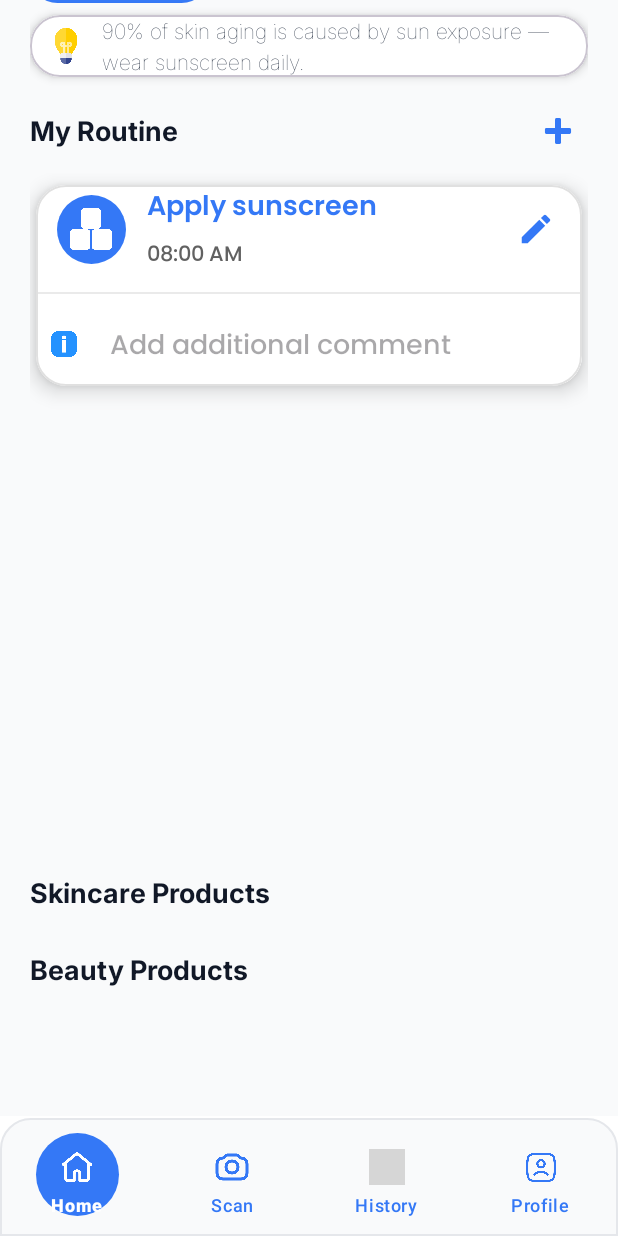
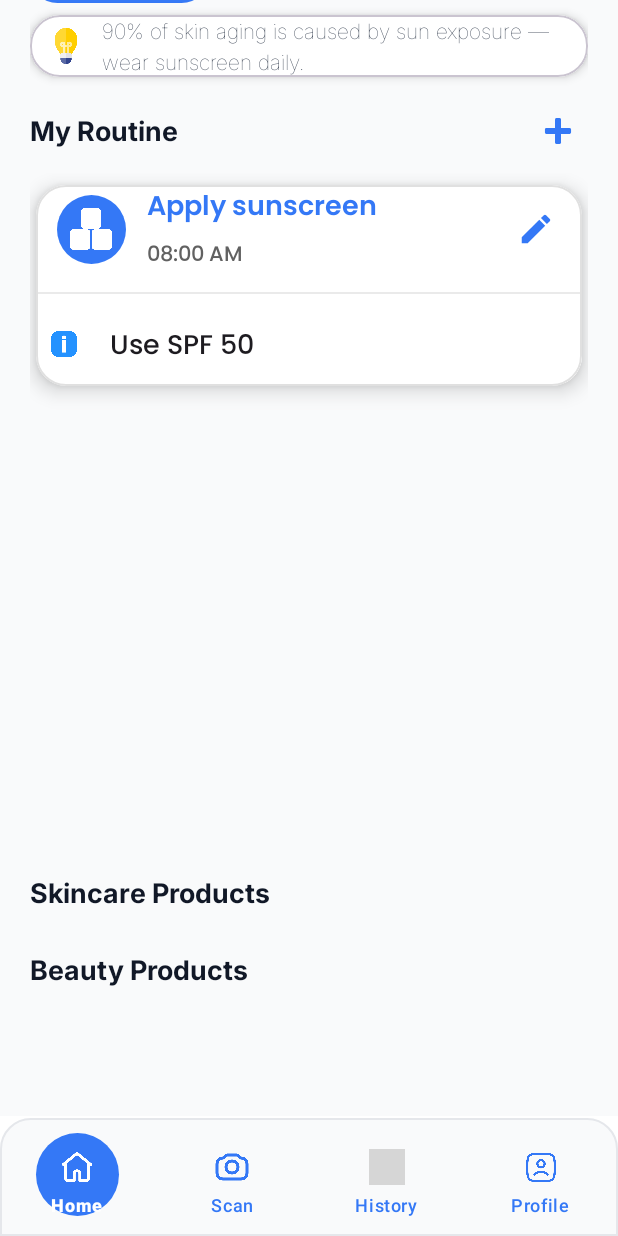
Before and after one commit to DarrylIsw/DermaHealth, an Android app: the HomeFragment screen opened directly, with no data from a screen before it, scrolled down 678 dp, on a phone screen of 412 x 824 dp. Run offline under Robolectric (Android 15) with nearby library versions, the phone set to English and light mode, and no system bars; pictures from the network do not load; grey boxes are pictures that could not be loaded.

Commit message:
Commit 30 - routine fix comment

```diff
--- a/app/src/main/java/com/example/dermahealth/adapter/RoutineAdapter.kt
+++ b/app/src/main/java/com/example/dermahealth/adapter/RoutineAdapter.kt
@@ -19,6 +19,7 @@ class RoutineAdapter(
     inner class VH(view: View) : RecyclerView.ViewHolder(view) {
         val tvTitle: TextView = view.findViewById(R.id.tv_routine_title) // Routine title
         val tvTime: TextView = view.findViewById(R.id.tv_routine_time)   // Routine time
+        val tvComment: TextView = view.findViewById(R.id.et_additional_comment) // Routine comment
         val btnEdit: ImageButton = view.findViewById(R.id.btn_edit)      // Edit button
     }
 
@@ -33,24 +34,30 @@ class RoutineAdapter(
     override fun onBindViewHolder(holder: VH, position: Int) {
         val item = items[position]
 
-        // Set title and time
         holder.tvTitle.text = item.title
         holder.tvTime.text = item.time
 
-        // Set edit button click listener
+        // Show/hide comment dynamically
+        if (item.note.isNullOrBlank()) {
+            holder.tvComment.visibility = View.GONE
+        } else {
+            holder.tvComment.visibility = View.VISIBLE
+            holder.tvComment.text = item.note
+        }
+
         holder.btnEdit.setOnClickListener { onEdit(item) }
 
-        // --- Fade-in + slide-up animation ---
-        // Gives a nice entrance effect for each item
+        // Animation
         holder.itemView.alpha = 0f
         holder.itemView.translationY = 50f
         holder.itemView.animate()
             .alpha(1f)
             .translationY(0f)
-            .setDuration(300)                 // Duration of animation
-            .setStartDelay(position * 80L)    // Stagger animation for each item
+            .setDuration(300)
+            .setStartDelay(position * 80L)
             .start()
     }
+
 
     // Return total number of items
     override fun getItemCount(): Int = items.size
--- a/app/src/main/java/com/example/dermahealth/fragments/HomeFragment.kt
+++ b/app/src/main/java/com/example/dermahealth/fragments/HomeFragment.kt
@@ -411,9 +411,9 @@ class HomeFragment : Fragment(), BackHandler {
 
         // --- Dummy routines (only once) ---
         if (routineList.isEmpty()) {
-            routineList.add(Routine(1, "Apply sunscreen", "08:00 AM"))
-            routineList.add(Routine(2, "Moisturize before bed", "10:00 PM"))
-            routineList.add(Routine(3, "Drink more water", "Throughout the day"))
+            routineList.add(Routine(1, "Apply sunscreen", "08:00 AM", "Use SPF 50"))
+            routineList.add(Routine(2, "Moisturize before bed", "10:00 PM", "Use night cream"))
+            routineList.add(Routine(3, "Drink more water", "Throughout the day", "At least 8 glasses"))
         }
 
         // --- TimePicker listener (use same etTime) ---
@@ -465,7 +465,7 @@ class HomeFragment : Fragment(), BackHandler {
         tvTip.text = tips[tipIndex]
         startTipRotation()
 
-// --- RecyclerView Adapter for edit/delete ---
+        // --- RecyclerView Adapter for edit/delete ---
         adapter = RoutineAdapter(
             routineList,
             onEdit = { routine ->
```
